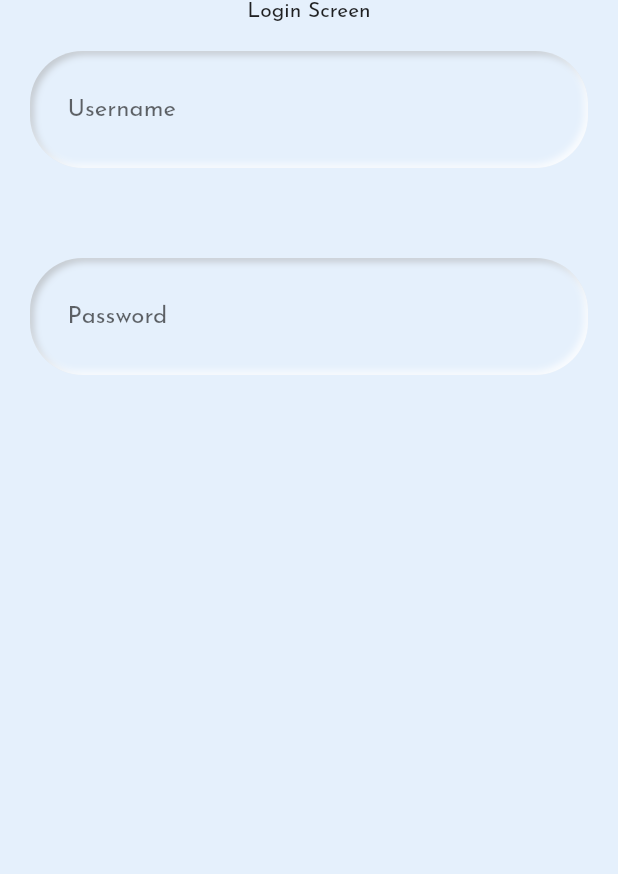
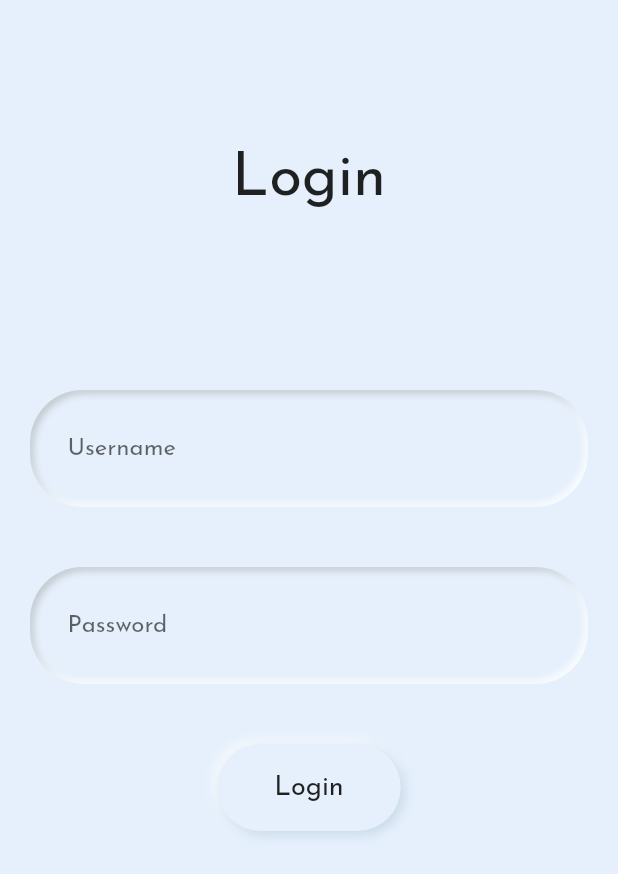
Before and after one commit to AM-ash-OR-AM-I/jaldristi, a Flutter app: the LoginScreen screen opened directly, on a phone screen of 412 x 824 dp. Shown: the top 874 px of the screen. Run offline on Flutter 3.47's test engine with Material 2 defaults, Android fonts, the phone set to English and light mode, and no system bars; drawn by our look-alikes of flutter_neumorphic; our stand-ins replace camera, file_picker, google_fonts, shared_preferences; accounts and stored records are empty.

Commit message:
Feat 💫: Added Login functionality

```diff
--- a/app/jal_dristi_app/lib/common/screen_names.dart
+++ b/app/jal_dristi_app/lib/common/screen_names.dart
@@ -2,7 +2,7 @@ enum Screens {
   loginScreen("/login", "Login Screen"),
   homeScreen("/home", "Home Screen"),
   cameraScreen("/camera", "Camera Screen"),
-  reportScreen("/edit", "Edit Question");
+  reportScreen("/report", "Report Screen");
 
   const Screens(this.route, this.name);
   final String route;
--- a/app/jal_dristi_app/lib/components/textfield.dart
+++ b/app/jal_dristi_app/lib/components/textfield.dart
@@ -2,7 +2,9 @@ import 'package:flutter_neumorphic/flutter_neumorphic.dart';
 
 class NeumorphicTextField extends StatelessWidget {
   final String hintText;
-  const NeumorphicTextField({super.key, required this.hintText});
+  final TextEditingController? controller;
+  const NeumorphicTextField(
+      {super.key, required this.hintText, this.controller});
 
   @override
   Widget build(BuildContext context) {
@@ -20,6 +22,7 @@ class NeumorphicTextField extends StatelessWidget {
           border: InputBorder.none,
           hintText: hintText,
         ),
+        controller: controller,
       ),
     );
   }
--- a/app/jal_dristi_app/lib/screens/login_screen.dart
+++ b/app/jal_dristi_app/lib/screens/login_screen.dart
@@ -1,25 +1,104 @@
+import 'dart:developer';
+
 import 'package:flutter_neumorphic/flutter_neumorphic.dart';
+import 'package:jal_dristi_app/provider/api.dart';
 
+import '../common/screen_names.dart';
 import '../components/textfield.dart';
 
-class LoginScreen extends StatelessWidget {
+class LoginScreen extends StatefulWidget {
   const LoginScreen({super.key});
 
   @override
+  State<LoginScreen> createState() => _LoginScreenState();
+}
+
+class _LoginScreenState extends State<LoginScreen> {
+  final TextEditingController _loginController = TextEditingController();
+  final TextEditingController _passwordController = TextEditingController();
+
+  @override
+  void dispose() {
+    _loginController.dispose();
+    _passwordController.dispose();
+    super.dispose();
+  }
+
+  @override
   Widget build(BuildContext context) {
-    return const Scaffold(
+    return Scaffold(
       body: Column(
         children: [
-          Center(
-            child: Text("Login Screen"),
+          const Padding(
+            padding: EdgeInsets.all(100.0),
+            child: Center(
+              child: Text(
+                "Login",
+                style: TextStyle(fontSize: 40),
+              ),
+            ),
           ),
           ...[
-            NeumorphicTextField(hintText: "Username"),
-            SizedBox(height: 20),
-            NeumorphicTextField(hintText: "Password"),
+            NeumorphicTextField(
+              hintText: "Username",
+              controller: _loginController,
+            ),
+            NeumorphicTextField(
+              hintText: "Password",
+              controller: _passwordController,
+            ),
+            const SizedBox(height: 20),
+            NeumorphicButton(
+              onPressed: () => login(),
+              style: NeumorphicStyle(
+                shape: NeumorphicShape.flat,
+                boxShape: NeumorphicBoxShape.roundRect(const BorderRadius.all(
+                  Radius.circular(35),
+                )),
+                depth: 5,
+              ),
+              child: const Padding(
+                padding: EdgeInsets.symmetric(vertical: 10, horizontal: 20),
+                child: Text(
+                  "Login",
+                  style: TextStyle(fontSize: 18),
+                ),
+              ),
+            )
           ]
         ],
       ),
     );
   }
+
+  void login() async {
+    final navigator = Navigator.of(context);
+    final scaffold = ScaffoldMessenger.of(context);
+    String response = await Api.login(
+      username: _loginController.text,
+      password: _passwordController.text,
+    );
+    log(response);
+    // loader.hide();
+
+    if (response == "Success") {
+      navigator.pushNamed(
+        Screens.homeScreen.route,
+        arguments: response,
+      );
+    } else {
+      scaffold.clearSnackBars();
+      scaffold.showSnackBar(
+        SnackBar(
+          content: Text(
+            response,
+            style: const TextStyle(fontWeight: FontWeight.w500),
+          ),
+        ),
+      );
+    }
+
+    // final sessions = await Api.getSessions();
+    // log(sessions.toString());
+  }
 }
```
Also changed, not shown: app/jal_dristi_app/lib/common/routes.dart (+10 -12 lines), app/jal_dristi_app/lib/main.dart (+14 -9 lines), app/jal_dristi_app/lib/provider/api.dart (+4 -62 lines), app/jal_dristi_app/lib/screens/analysis_screen.dart (added, +10 -0 lines), app/jal_dristi_app/lib/screens/home_screen.dart (+30 -5 lines).
